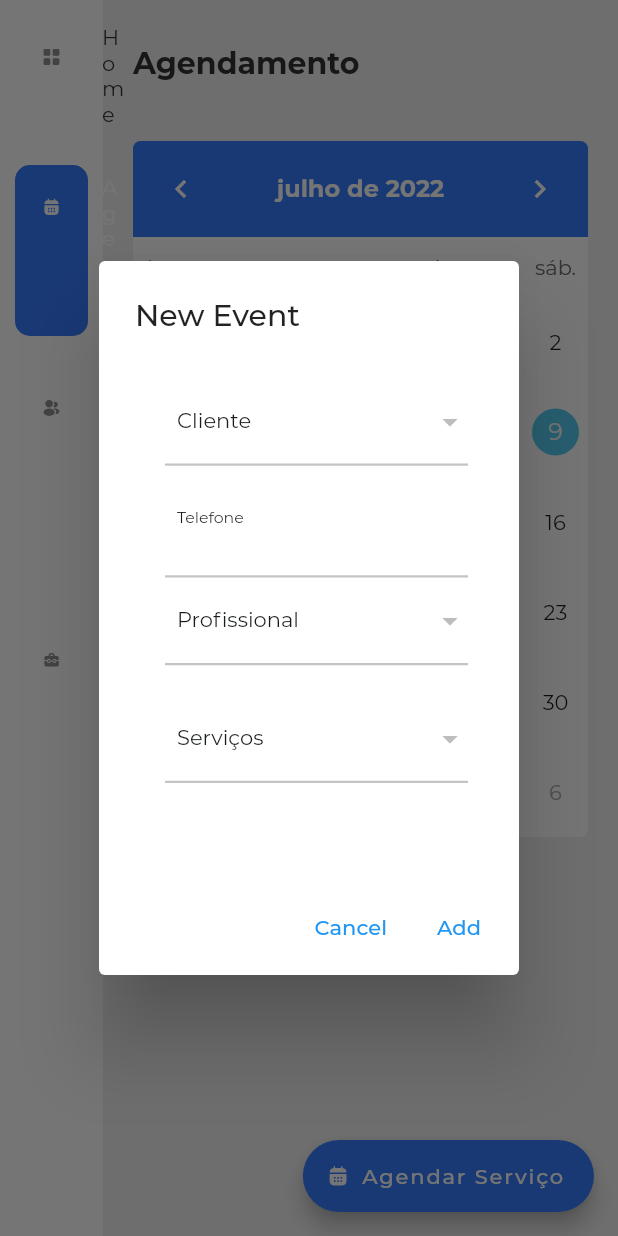
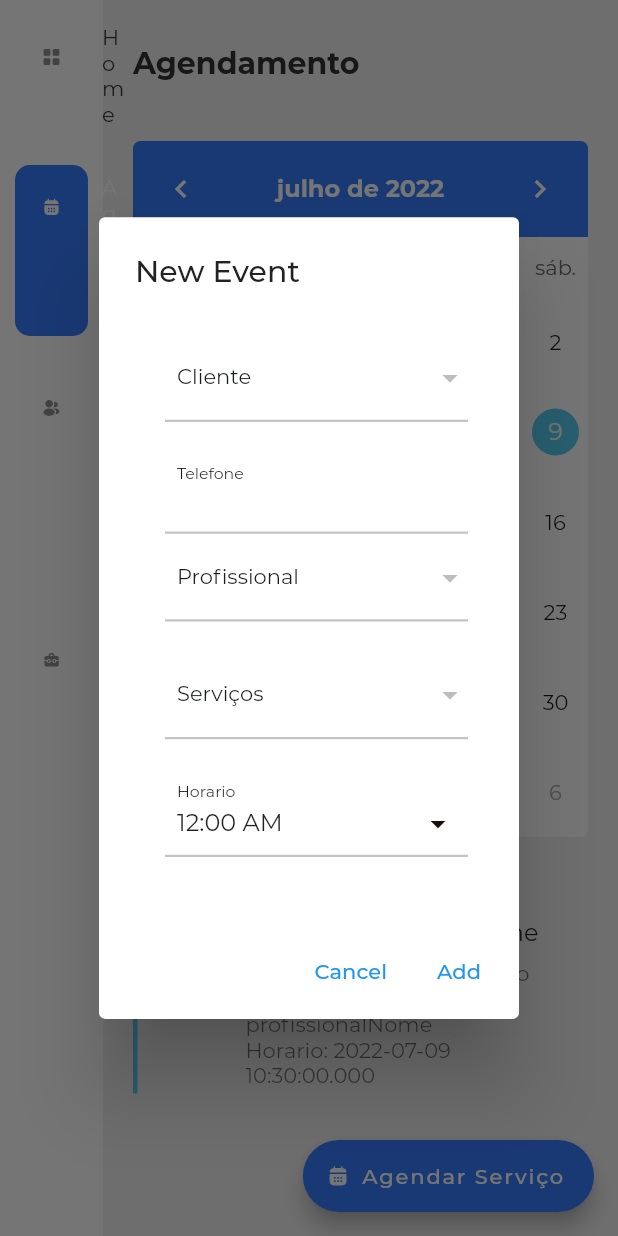
Before and after one commit to AdrianaBispo/agendamento, a Flutter app: the AgendamentoPage screen opened by its route, after a tap on "Agendar Serviço", on a phone screen of 412 x 824 dp. Run offline on Flutter 3.47's test engine with Material 2 defaults, Android fonts, the phone set to English and light mode, and no system bars; drawn by our look-alikes of table_calendar; our stand-ins replace flutter_svg, sembast; missing offline and left inert: flutter_picker.

Commit message:
horario form

```diff
--- a/lib/view/agendamento_page.dart
+++ b/lib/view/agendamento_page.dart
@@ -7,6 +7,7 @@ import 'package:table_calendar/table_calendar.dart';
 import 'package:intl/intl.dart';
 //models
 import '../models/agenda.dart';
+import '../models/servicos.dart';
 //color
 import '../components/colors.dart';
 //ui
@@ -33,6 +34,7 @@ class _AgendamentoPage extends State<AgendamentoPage> {
   String clienteTelefoneController = '';
   String? profissionalNomeController;
   String? profissionalServicosController;
+  TimeOfDay horarioController = TimeOfDay(hour: 0, minute: 0);
   List<Servicos> _listaServicos = [];
   final _formKey = GlobalKey<FormState>();
   var _clienteController = ClienteController();
@@ -44,6 +46,14 @@ class _AgendamentoPage extends State<AgendamentoPage> {
     super.initState();
     selectedCalendarDate = _focusedDay;
     agendaController = [
+      Agenda(
+        clienteNome: 'clienteNome',
+        clienteTelefone: 'clienteTelefone',
+        profissionalNome: 'profissionalNome',
+        profissionalServico: 'profissionalServico',
+        horario: DateTime.now(),
+        data: DateFormat('yyyy-MM-dd').format(DateTime.now()),
+      ),
     ];
 
     agendaController.forEach((element) {
@@ -57,11 +67,12 @@ class _AgendamentoPage extends State<AgendamentoPage> {
           }),
         );
     _profissionalController.readAll().then(
-      (value) => _profissionalController.profissionalList.forEach((element) {
-        var key = element.nome;
-        _listaProfissional[key] = element.servicos;
-      }),
-    );
+          (value) =>
+              _profissionalController.profissionalList.forEach((element) {
+            var key = element.nome;
+            _listaProfissional[key] = element.servicos;
+          }),
+        );
   } //intState
 
   List<Agenda> _listOfDayEvents(DateTime dateTime) {
@@ -252,15 +263,13 @@ class _AgendamentoPage extends State<AgendamentoPage> {
                               },
                             ),
                           ),
+                          //cliente nome
                           SizedBox(
                             child: InputDecorator(
                               decoration: inputdecoration('Telefone'),
                               child: Text(clienteTelefoneController),
                             ), //inputDecorator
-                          ), //cliete telefone
-                          /*                 profissionalNome: 'profissionalNome',
-        profissionalServico: 'profissionalServico',
-        horario: */
+                          ), //cliente telefone
                           //Profissional Nome
                           Padding(
                             padding: const EdgeInsets.only(
@@ -300,12 +309,14 @@ class _AgendamentoPage extends State<AgendamentoPage> {
                               decoration: inputdecoration('Serviços'),
                               //onSaved: () => {},
                               value: profissionalServicosController,
-                              items: _listaServicos.map<DropdownMenuItem<String>>((Servicos servico) {
+                              items: _listaServicos
+                                  .map<DropdownMenuItem<String>>(
+                                      (Servicos servico) {
                                 return DropdownMenuItem(
                                   value: servico.nome,
                                   child: Text(servico.nome),
                                 );
-                              } ).toList(),
+                              }).toList(),
                               onChanged: (val) {
                                 setState(() {
                                   profissionalServicosController = val;
@@ -313,6 +324,40 @@ class _AgendamentoPage extends State<AgendamentoPage> {
                                 });
                               },
                             ),
+                          ),
+                          //horario
+                          InkWell(
+                            child: InputDecorator(
+                              decoration: inputdecoration('Horario'),
+                              child: Row(
+                                mainAxisAlignment:
+                                    MainAxisAlignment.spaceBetween,
+                                mainAxisSize: MainAxisSize.min,
+                                children: <Widget>[
+                                  Text(horarioController
+                                      .format(context)
+                                      .toString()),
+                                  Icon(Icons.arrow_drop_down,
+                                      color: Theme.of(context).brightness ==
+                                              Brightness.light
+                                          ? Color.fromARGB(255, 24, 13, 13)
+                                          : Colors.white70),
+                                ],
+                              ),
+                            ),
+                            onTap: () {
+                              showTimePicker(
+                                context: context,
+                                initialTime: TimeOfDay.now(),
+                                cancelText: 'Cancelar',
+                                confirmText: 'Confirmar',
+                                helpText: 'Selecione o Horario',
+                              ).then(
+                                (value) => setState(() {
+                                  horarioController = value!;
+                                }),
+                              );
+                            },
                           ),
                         ],
                       ),
```
